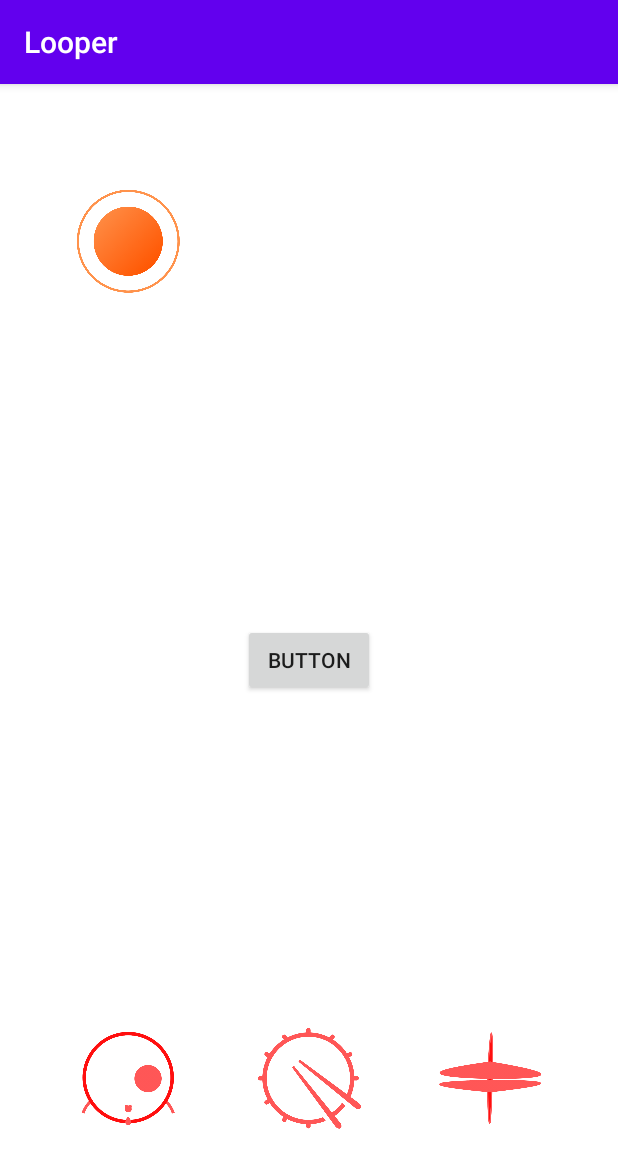
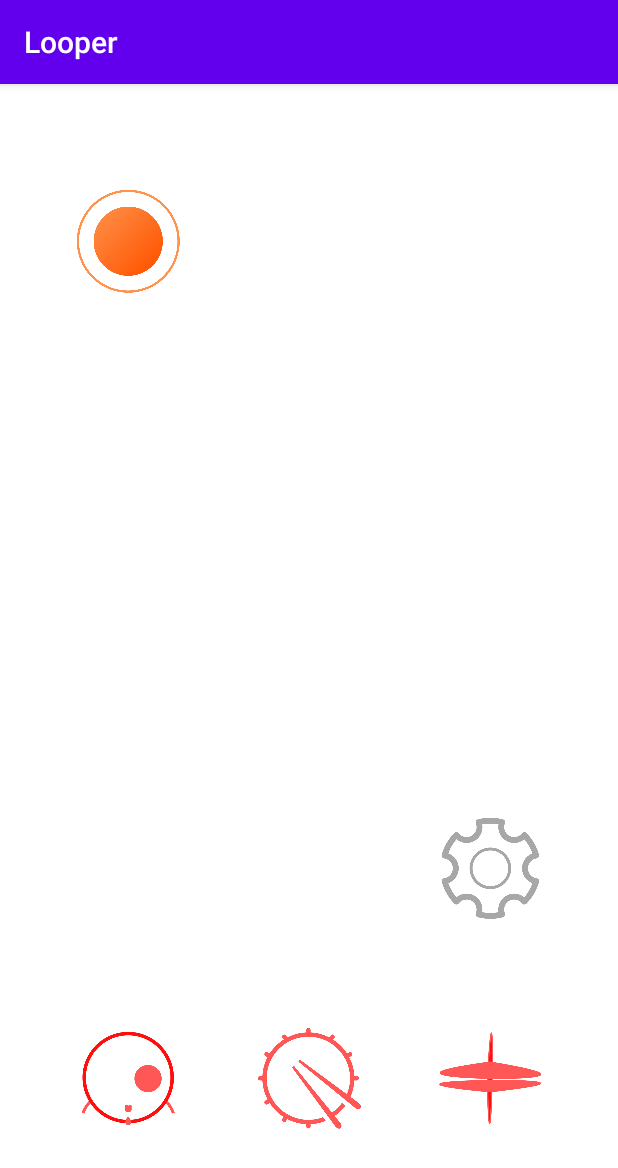
Before and after one commit to Viktor-Bubanja/Looper-Pedal--Android-App, an Android app: the screen it shows after launch (MainActivity), on a phone screen of 412 x 824 dp. Shown: the top 1168 px of the screen. Run offline under Robolectric (Android 15) with nearby library versions, the phone set to English and light mode, and no system bars.

Commit message:
Add image for settings button:

```diff
--- a/app/src/main/res/layout/activity_main.xml
+++ b/app/src/main/res/layout/activity_main.xml
@@ -114,15 +114,17 @@
         app:layout_constraintStart_toEndOf="@+id/snareButton"
         app:layout_constraintBottom_toBottomOf="parent" />
 
-    <Button
+    <ImageButton
         android:id="@+id/preferencesButton"
-        android:layout_width="wrap_content"
-        android:layout_height="wrap_content"
-        android:text="Button"
+        android:layout_width="@dimen/standard_size"
+        android:layout_height="@dimen/standard_size"
+        android:layout_marginBottom="@dimen/standard_margin"
+        android:adjustViewBounds="true"
+        android:background="@android:color/background_light"
         android:onClick="goToPreferences"
-        app:layout_constraintBottom_toBottomOf="parent"
-        app:layout_constraintEnd_toEndOf="parent"
-        app:layout_constraintStart_toStartOf="parent"
-        app:layout_constraintTop_toTopOf="parent" />
+        android:scaleType="fitCenter"
+        app:layout_constraintBottom_toTopOf="@+id/hatButton"
+        app:layout_constraintStart_toStartOf="@+id/hatButton"
+        app:srcCompat="@drawable/settings" />
 
 </androidx.constraintlayout.widget.ConstraintLayout>
```
Also changed, not shown: app/src/main/res/drawable/settings.png (added).
